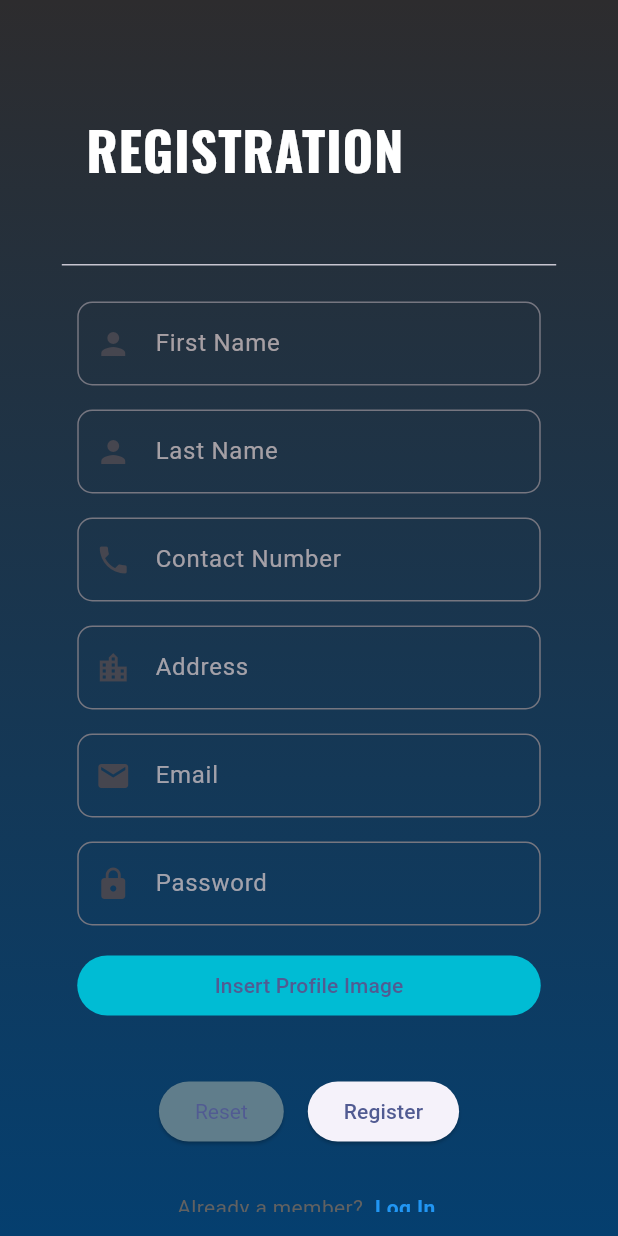
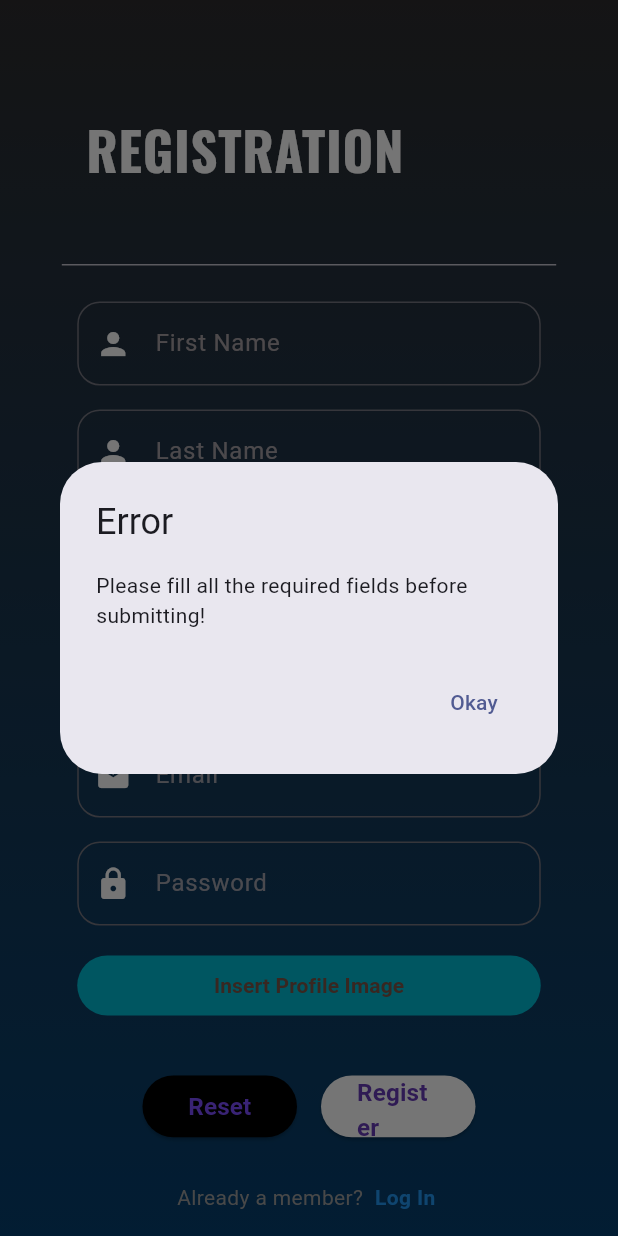
Before and after one commit to Md-Kais/retrieve_me, a Flutter app: the RegistrationPage screen opened directly, after a tap on "Register", on a phone screen of 412 x 824 dp. Run offline on Flutter 3.47's test engine with Material 2 defaults, Android fonts, the phone set to English and light mode, and no system bars; our stand-ins replace firebase_auth, firebase_core, google_fonts, image_picker; missing offline and left inert: dart:js_util; accounts and stored records are empty.

Commit message:
fixed dialog box when fields are not filled

```diff
--- a/lib/Components/my_button.dart
+++ b/lib/Components/my_button.dart
@@ -13,7 +13,7 @@ class MyButton extends StatelessWidget {
         padding: const EdgeInsets.all(25),
         margin: const EdgeInsets.symmetric(horizontal: 25),
         decoration: BoxDecoration(
-          color: Colors.black,
+          color: Colors.blueAccent,
           borderRadius: BorderRadius.circular(8),
         ),
         child: const Center(
--- a/lib/Components/my_textfield.dart
+++ b/lib/Components/my_textfield.dart
@@ -30,20 +30,22 @@ class MyTextField extends StatelessWidget {
         keyboardType: keyboardType, // Use keyboardType here (can be null)
         inputFormatters:
             inputFormatters, // Use inputFormatters here (can be null)
-        style: TextStyle(color: Color.fromRGBO(20, 245, 210, 55)),
+        style: TextStyle(color: Color.fromRGBO(20, 255, 210, 75)),
         decoration: InputDecoration(
           labelText: labelText,
           labelStyle: TextStyle(color: Color.fromARGB(179, 223, 206, 206)),
           prefixIcon: Icon(prefixIcon),
+          prefixIconColor: Color.fromRGBO(255, 255, 255, 100),
           border: OutlineInputBorder(
             borderSide: BorderSide(
               color: Color.fromARGB(255, 156, 178, 197), // Border color
             ),
             borderRadius: BorderRadius.all(
-              Radius.circular(10.0), // Border radius
+              Radius.circular(15.0), // Border radius
             ),
           ),
           hintText: hintText,
+          hintStyle: TextStyle(color: Color.fromRGBO(130, 130, 50, 50)),
         ),
       ),
     );
--- a/lib/pages/registration.dart
+++ b/lib/pages/registration.dart
@@ -27,8 +27,18 @@ class RegistrationPageState extends State<RegistrationPage> {
   TextEditingController passwordController = TextEditingController();
   XFile? selectedImage;
 
-  void _submitRegistration() {
+  Future<void> _submitRegistration() async {
     if (_areAllFieldsFilled()) {
+      final firstName = firstNameController.text;
+      final lastName = lastNameController.text;
+      final contactNumber = contactNumberController.text;
+      final email = emailController.text;
+      final password = passwordController.text;
+      await FirebaseAuth.instance
+          .createUserWithEmailAndPassword(
+        email: email,
+        password: password,
+      );
       //route to new page
       //   confirm registration and insert to database
       //   Navigator.push(
@@ -151,7 +161,7 @@ class RegistrationPageState extends State<RegistrationPage> {
                     const SizedBox(height: 16),
                     MyTextField(
                       controller: contactNumberController,
-                      hintText: '', // You can provide a hint text here
+                      hintText: '01765432109', // You can provide a hint text here
                       obscureText: false, // Set to true for password fields
                       prefixIcon: Icons.phone,
                       labelText: 'Contact Number',
@@ -194,36 +204,50 @@ class RegistrationPageState extends State<RegistrationPage> {
                         onPressed: _insertImage,
                         style: TextButton.styleFrom(
                             backgroundColor: Colors.cyan,
-                            shadowColor: Colors.green),
-                        child: const Text('Insert Profile Image'),
+                            shadowColor: Colors.green,
+                        ),
+                        child: const Text('Insert Profile Image', style: TextStyle(
+                          color: Colors.brown,
+                          fontWeight: FontWeight.bold,
+                        )),
                       ),
                     ),
                     const SizedBox(height: 36),
                     Row(
                       mainAxisAlignment: MainAxisAlignment.center,
                       children: [
-                        ElevatedButton(
-                          onPressed: _resetFields,
-                          style: ElevatedButton.styleFrom(
-                              primary: Colors.blueGrey,
-                              textStyle: TextStyle(color: Colors.blueAccent)),
-                          child: const Text('Reset'),
+                        SizedBox(
+                          height: MediaQuery.of(context).size.height * 0.05,
+                          width: MediaQuery.of(context).size.width * 0.250,
+                          child: ElevatedButton(
+                            onPressed: _resetFields,
+                            style: ElevatedButton.styleFrom(
+                                backgroundColor: Colors.black,
+                            ),
+                            child: const Text('Reset', style: TextStyle(
+                              color: Colors.deepPurpleAccent,
+                              fontWeight: FontWeight.bold,
+                              fontSize: Checkbox.width * 0.90,
+                            )),
+                          ),
                         ),
                         const SizedBox(width: 16),
-                        ElevatedButton(
-                          onPressed: () async {
-                            final firstName = firstNameController.text;
-                            final lastName = lastNameController.text;
-                            final contactNumber = contactNumberController.text;
-                            final email = emailController.text;
-                            final password = passwordController.text;
-                            await FirebaseAuth.instance
-                                .createUserWithEmailAndPassword(
-                              email: email,
-                              password: password,
-                            );
-                          },
-                          child: const Text('Register'),
+                        SizedBox(
+                          height: MediaQuery.of(context).size.height * 0.05,
+                          width: MediaQuery.of(context).size.width * 0.250,
+                          child: ElevatedButton(
+                            onPressed: _submitRegistration,
+                            style: ElevatedButton.styleFrom(
+                              backgroundColor: Colors.white,
+                              // splashFactory: InkRipple.splashFactory,
+                            ),
+                            child: const Text('Register', style: TextStyle(
+                                color: Colors.deepPurple,
+                                fontWeight: FontWeight.bold,
+                                fontSize: Checkbox.width * 0.90,
+                              ),
+                            ),
+                          ),
                         ),
                       ],
                     ),
@@ -233,7 +257,7 @@ class RegistrationPageState extends State<RegistrationPage> {
                       children: [
                         Text(
                           'Already a member?',
-                          style: TextStyle(color: Colors.grey[700]),
+                          style: TextStyle(color: Colors.grey[500]),
                         ),
                         const SizedBox(width:4),
                         GestureDetector(
```
